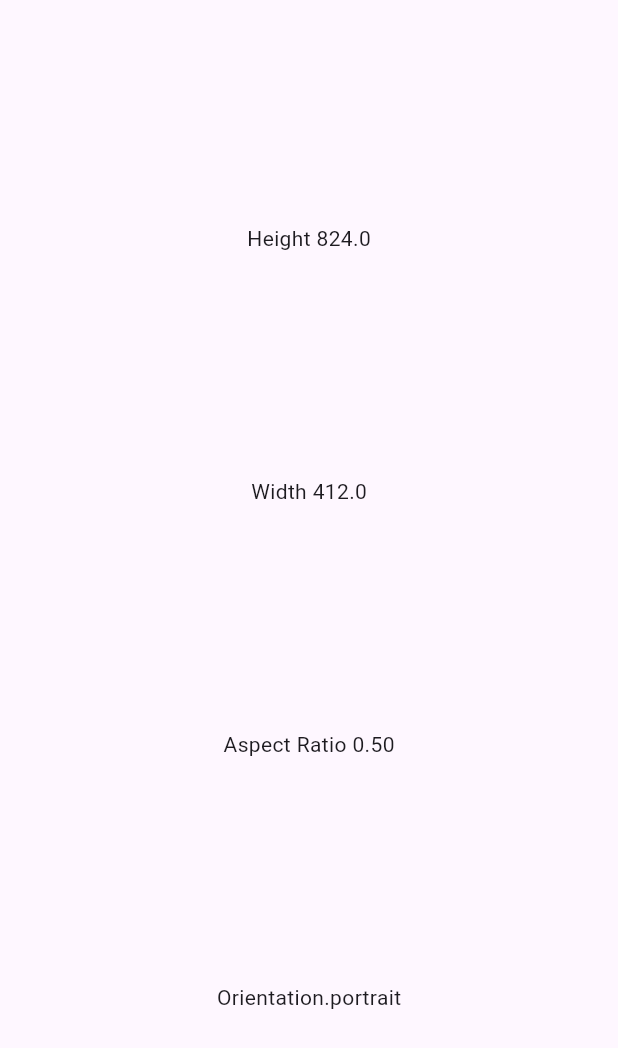
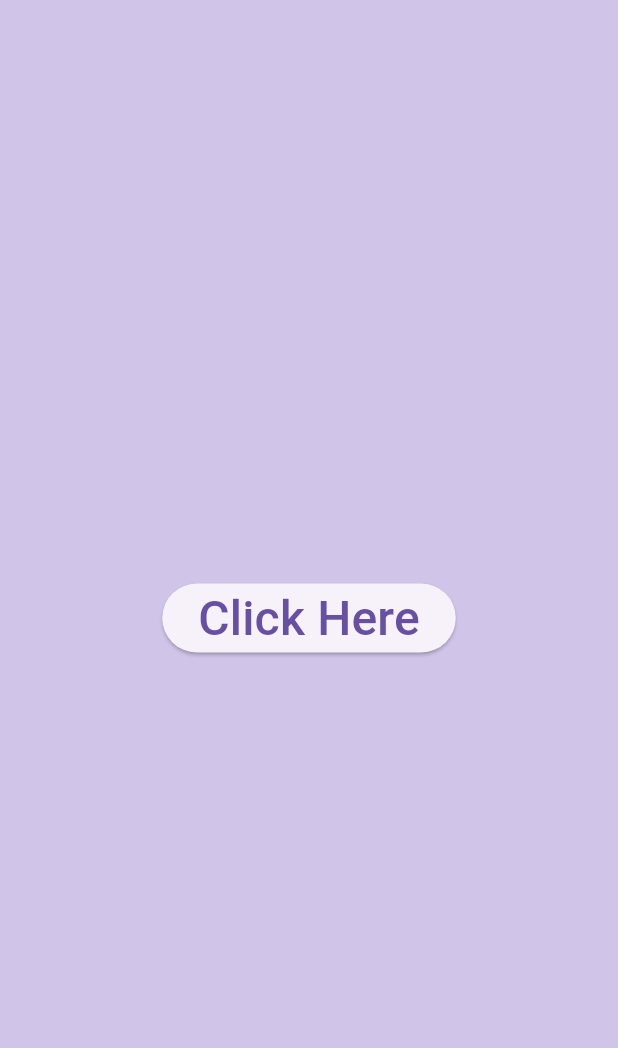
Before and after one commit to IkramulHasanTanvir/LearnFlutter, a Flutter app: the screen it shows after launch, on a phone screen of 412 x 824 dp. Shown: the top 1048 px of the screen. Run offline on Flutter 3.47's test engine with Material 3 defaults, Android fonts, the phone set to English and light mode, and no system bars.

```diff
--- a/lib/my_home.dart
+++ b/lib/my_home.dart
@@ -8,19 +8,36 @@ class MyHome extends StatefulWidget {
 }
 
 class _MyHomeState extends State<MyHome> {
+
+  void _showDialog (){
+    showDialog(context: context, builder: (context){
+      return AlertDialog(
+        backgroundColor: Colors.deepPurple.shade100,
+        title: Text('Title',style: TextStyle(fontSize: 32),),
+        content: Text('hey, how are you? Brother'),
+        contentPadding: EdgeInsets.all(32),
+        actions: [
+          TextButton(onPressed: (){}, child: Text('Ok'),),
+          TextButton(onPressed: (){
+            Navigator.pop(context);
+          }, child: Text('Cancel'),),
+        ],
+      );
+    });
+  }
+
   @override
   Widget build(BuildContext context) {
     return Scaffold(
+      backgroundColor: Colors.deepPurple.shade100,
       body: Center(
-        child: Column(
-          mainAxisAlignment: MainAxisAlignment.spaceEvenly,
-          children: [
-            Text('Height ' + MediaQuery.sizeOf(context).height.toString()),
-            Text('Width ' + MediaQuery.sizeOf(context).width.toString()),
-            Text('Aspect Ratio ' + MediaQuery.sizeOf(context).aspectRatio.toStringAsFixed(2)),
-            Text(MediaQuery.of(context).orientation.toString()),
-          ],
-        ),
+        child: ElevatedButton(
+          onPressed: _showDialog,
+          child: Text('Click Here',style: TextStyle(
+            fontSize: 32,
+          ),),
+
+        )
       ),
     );
   }
```
